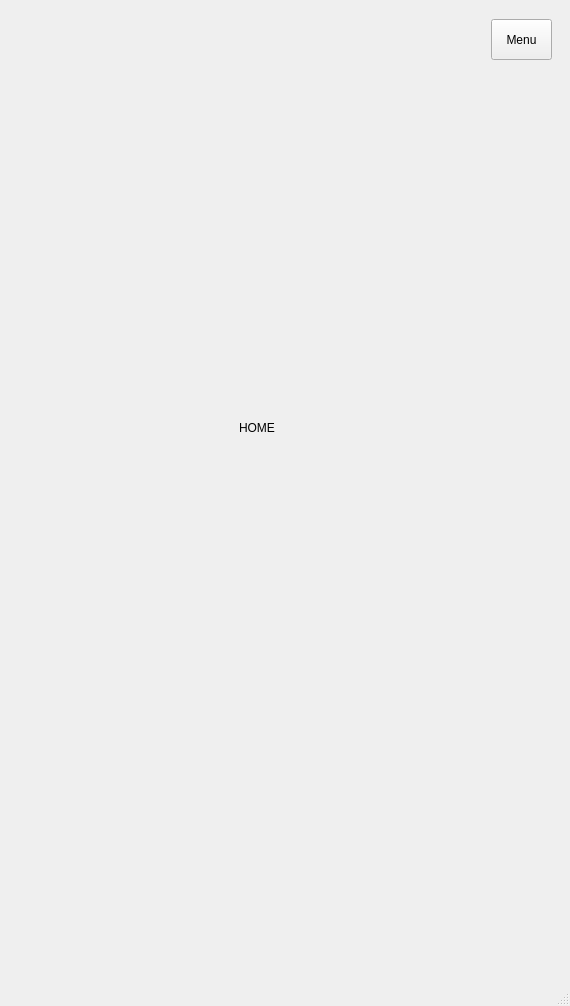
The window that mainwindow.ui (momo674/COMP3004-FinalProject) describes before a commit, drawn with Qt 5.
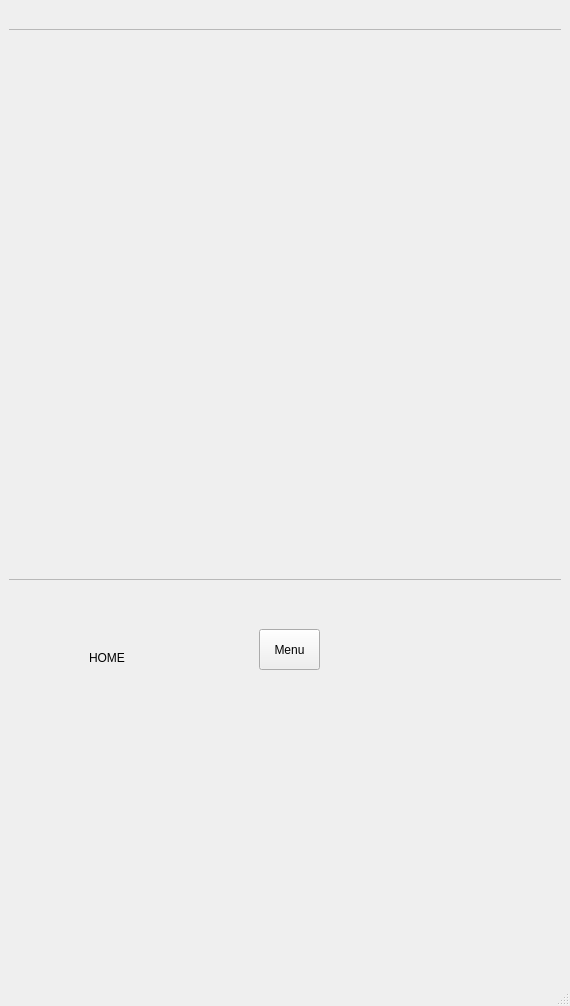
The same window after the commit. The open tabs and pages were chosen to show the change.

What changed in the file:
```diff
--- a/mainwindow.ui
+++ b/mainwindow.ui
@@ -595,8 +595,8 @@
        <widget class="QLabel" name="label_9">
         <property name="geometry">
          <rect>
-          <x>230</x>
-          <y>410</y>
+          <x>80</x>
+          <y>640</y>
           <width>62</width>
           <height>17</height>
          </rect>
@@ -608,8 +608,8 @@
        <widget class="QPushButton" name="pushButton_menu">
         <property name="geometry">
          <rect>
-          <x>482</x>
-          <y>10</y>
+          <x>250</x>
+          <y>620</y>
           <width>61</width>
           <height>41</height>
          </rect>
@@ -618,6 +618,22 @@
          <string>Menu</string>
         </property>
        </widget>
+       <widget class="QFrame" name="frame_2">
+        <property name="geometry">
+         <rect>
+          <x>-10</x>
+          <y>20</y>
+          <width>571</width>
+          <height>551</height>
+         </rect>
+        </property>
+        <property name="frameShape">
+         <enum>QFrame::StyledPanel</enum>
+        </property>
+        <property name="frameShadow">
+         <enum>QFrame::Raised</enum>
+        </property>
+       </widget>
       </widget>
      </widget>
     </item>
```
Left out of the diff: 5 changed lines with no effect on the pictures.
